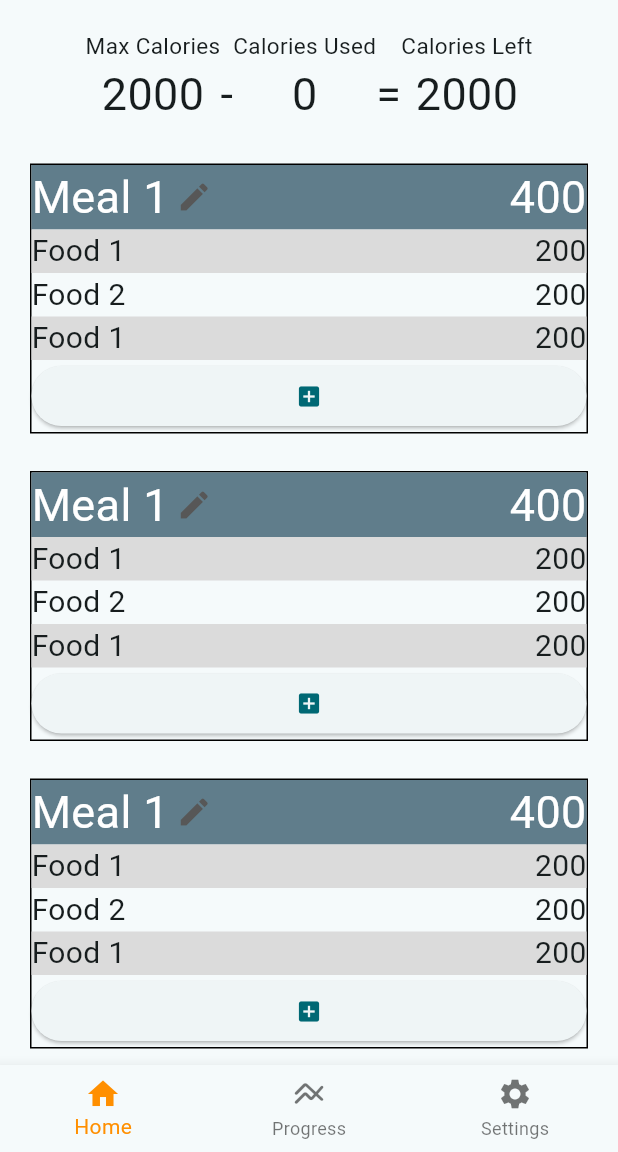
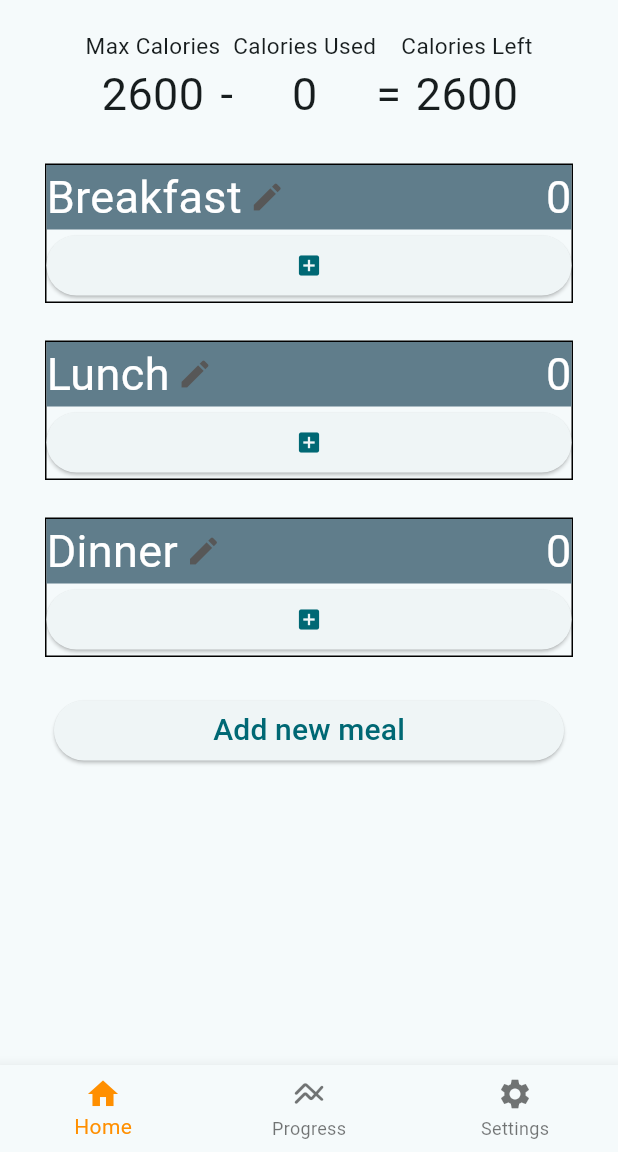
Before and after one commit to SpyCooper/CalorieTracker, a Flutter app: the screen it shows after launch, on a phone screen of 412 x 824 dp, the part 84-1236 px from its top. Run offline on Flutter 3.47's test engine with Material 3 defaults, Android fonts, the phone set to English and light mode, and no system bars; our stand-ins replace fl_chart.

Commit message:
added mostly dynamic mealboxes

```diff
--- a/lib/main.dart
+++ b/lib/main.dart
@@ -26,18 +26,24 @@ class MyApp extends StatelessWidget {
   }
 }
 
+// Current state of the app
 class MyAppState extends ChangeNotifier {
   // contains all the foods in the database
   List<FoodData> foods = [];
 
-  // current day data
-  DayData currentDay = DayData();
-
   // default data
   DefaultData defaultData = DefaultData();
 
+  // current day data
+  late DayData currentDay;
+
 
   FoodData currentlySelectedFood = FoodData();
+
+  // constructor
+  MyAppState() {
+    currentDay = DayData(defaultData);
+  }
 
   void addFoodToDatabase(FoodData food) {
     foods.add(food);
@@ -110,6 +116,8 @@ class MealsPage extends StatelessWidget {
 
   @override
   Widget build(BuildContext context) {
+    var appState = context.watch<MyAppState>();
+
     return ListView(
       padding: EdgeInsets.all(20),
       children: [
@@ -129,7 +137,7 @@ class MealsPage extends StatelessWidget {
               style: TextStyle(fontSize: 15),
               ),
               Text(
-              '2000',
+              '${appState.defaultData.dailyCalories}',
               style: TextStyle(fontSize: 30),
               ),
             ]
@@ -155,6 +163,7 @@ class MealsPage extends StatelessWidget {
               style: TextStyle(fontSize: 15),
               ),
               Text(
+                // TODO - this needs to calculate the calories used from the meals
               '0',
               style: TextStyle(fontSize: 30),
               ),
@@ -181,7 +190,8 @@ class MealsPage extends StatelessWidget {
               style: TextStyle(fontSize: 15),
               ),
               Text(
-              '2000',
+                // TODO - this needs to calculate the calories left from the meals
+              '${appState.defaultData.dailyCalories - 0}',
               style: TextStyle(fontSize: 30),
               ),
             ]
@@ -193,16 +203,16 @@ class MealsPage extends StatelessWidget {
           }
         ),
         SizedBox(height: 25),
-        // TODO - create meals from the day's meals
-        // MEAL 1
-        MealBox(),
-        SizedBox(height: 25),
-        // MEAL 2
-        MealBox(),
-        SizedBox(height: 25),
-        // MEAL 3
-        MealBox(),
-        SizedBox(height: 25),
+        // Dynamically create meal boxes based on the day's meals
+        ...List.generate(
+          appState.currentDay.meals.length,
+          (index) => Column(
+            children: [
+              MealBox(meal: appState.currentDay.meals[index]),
+              SizedBox(height: 25),
+            ],
+          ),
+        ),
         // Add new meal button
         Padding(
           padding: const EdgeInsets.symmetric(horizontal: 16.0),
@@ -220,9 +230,11 @@ class MealsPage extends StatelessWidget {
 }
 
 class MealBox extends StatefulWidget {
-  const MealBox({
-    super.key,
-  });
+  // Make meal accessible from the state class
+  final MealData meal;
+  MealData get mealData => meal;
+
+  const MealBox({super.key, required this.meal});
 
   @override
   State<MealBox> createState() => _MealBoxState();
@@ -253,13 +265,14 @@ class _MealBoxState extends State<MealBox> {
                     Row(
                       spacing: 5,
                       children: [
-                        Text('Meal 1', style: TextStyle(fontSize: 30, color: Colors.white), textAlign: TextAlign.left),
+                        // sets the meal name
+                        Text(widget.meal.mealName, style: TextStyle(fontSize: 30, color: Colors.white), textAlign: TextAlign.left),
                         Icon(Icons.edit, color: const Color.fromARGB(255, 87, 87, 87),),
                       ],
                     ),
                     // TODO - calories needs to calculate this based on the food in the meal
                     Text(
-                      '400',
+                      '${widget.meal.getCalories()}',
                       style: TextStyle(fontSize: 30, color: Colors.white), textAlign: TextAlign.right
                     ),
                   ],
@@ -269,65 +282,32 @@ class _MealBoxState extends State<MealBox> {
                 }
               )
             ),
-            // TODO - every other entry needs to have a grey background
-            // Entry 1
-            Container(
-              decoration: BoxDecoration(
-                // border: Border.all(color: Colors.black),
-                color: const Color.fromARGB(255, 219, 219, 219)
-              ),
-              child: InkWell(
+            // Dynamically list foods in the meal with alternating background colors
+            ...List.generate(
+              widget.meal.foods.length,
+              (foodIndex) {
+              final food = widget.meal.foods[foodIndex];
+              final isGrey = foodIndex % 2 == 0;
+              return Container(
+                decoration: BoxDecoration(
+                color: isGrey ? const Color.fromARGB(255, 219, 219, 219) : null,
+                ),
+                child: InkWell(
                 child: Row(
                   mainAxisAlignment: MainAxisAlignment.spaceBetween,
                   children: [
-                    // TODO - get the info from a food object
-                    Text('Food 1', style: TextStyle(fontSize: 20), textAlign: TextAlign.left),
-                    Text('200', style: TextStyle(fontSize: 20), textAlign: TextAlign.right),
+                  Text(food.name, style: TextStyle(fontSize: 20), textAlign: TextAlign.left),
+                  Text('${food.calories}', style: TextStyle(fontSize: 20), textAlign: TextAlign.right),
                   ],
                 ),
                 onTap: () {
+                  // Optionally set the selected food in app state if needed
+                  // context.read<MyAppState>().currentlySelectedFood = food;
                   Navigator.of(context).push(MaterialPageRoute(builder: (context) => FoodNutritionFacts()));
                 }
-              )
-            ),
-            // Entry 2
-            Container(
-              decoration: BoxDecoration(
-                // border: Border.all(color: Colors.black),
-              ),
-              child: InkWell(
-                child: Row(
-                  mainAxisAlignment: MainAxisAlignment.spaceBetween,
-                  children: [
-                    // TODO - get the info from a food object
-                    Text('Food 2', style: TextStyle(fontSize: 20), textAlign: TextAlign.left),
-                    Text('200', style: TextStyle(fontSize: 20), textAlign: TextAlign.right),
-                  ],
                 ),
-                onTap: () {
-                  Navigator.of(context).push(MaterialPageRoute(builder: (context) => FoodNutritionFacts()));
-                }
-              )
-            ),
-            // Entry 3
-            Container(
-              decoration: BoxDecoration(
-                // border: Border.all(color: Colors.black),
-                color: const Color.fromARGB(255, 219, 219, 219)
-              ),
-              child: InkWell(
-                child: Row(
-                  mainAxisAlignment: MainAxisAlignment.spaceBetween,
-                  children: [
-                    // TODO - get the info from a food object
-                    Text('Food 1', style: TextStyle(fontSize: 20), textAlign: TextAlign.left),
-                    Text('200', style: TextStyle(fontSize: 20), textAlign: TextAlign.right),
-                  ],
-                ),
-                onTap: () {
-                  Navigator.of(context).push(MaterialPageRoute(builder: (context) => FoodNutritionFacts()));
-                }
-              )
+              );
+              }
             ),
             // Add button
             ElevatedButton(
@@ -724,6 +704,7 @@ class FoodNutritionFacts extends StatefulWidget {
   State<FoodNutritionFacts> createState() => _FoodNutritionFactsState();
 }
 
+// TODO - this only works from the add food menu and saved foods and not from the meals page
 class _FoodNutritionFactsState extends State<FoodNutritionFacts> {
   @override
   Widget build(BuildContext context) {
@@ -2095,6 +2076,19 @@ class DayData {
 
   List<MealData> meals = [];
 
+  DayData(DefaultData defaultData) {
+    // Initialize meals with default meal names
+    for (var mealName in defaultData.meals) {
+      meals.add(MealData()..mealName = mealName);
+    }
+
+    // Set default max values
+    maxCalories = defaultData.dailyCalories;
+    maxProtein = defaultData.dailyProtein;
+    maxFat = defaultData.dailyFat;
+    maxCarbs = defaultData.dailyCarbs;
+  }
+
   int getCalories () {
     int calories = 0;
     for (var meal in meals) {
@@ -2200,7 +2194,3 @@ class DefaultData {
 
   List<String> meals = ['Breakfast', 'Lunch', 'Dinner'];
 }
-
-class Foods {
-  List<FoodData> savedFoods = [];
-}
```
